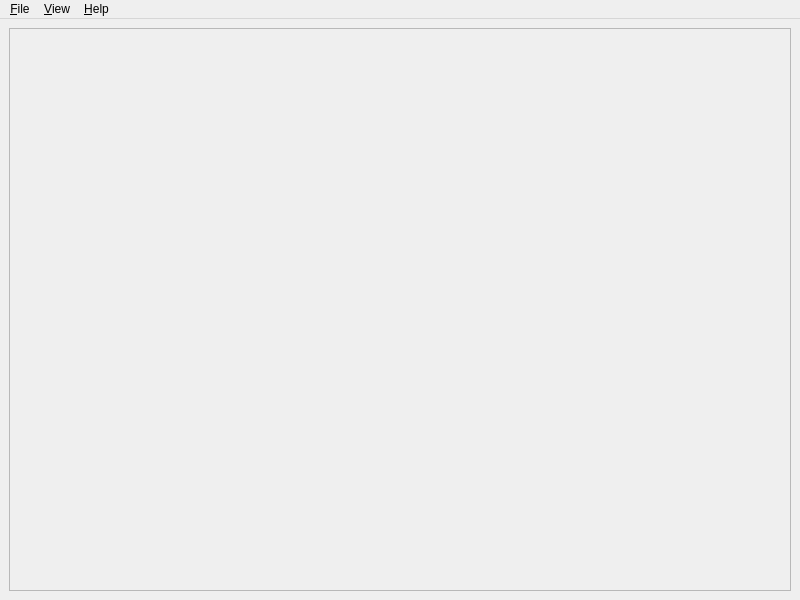
Before: the Qt Designer form imageViewer.ui in HustMLTeam/ML, drawn with Qt 5.
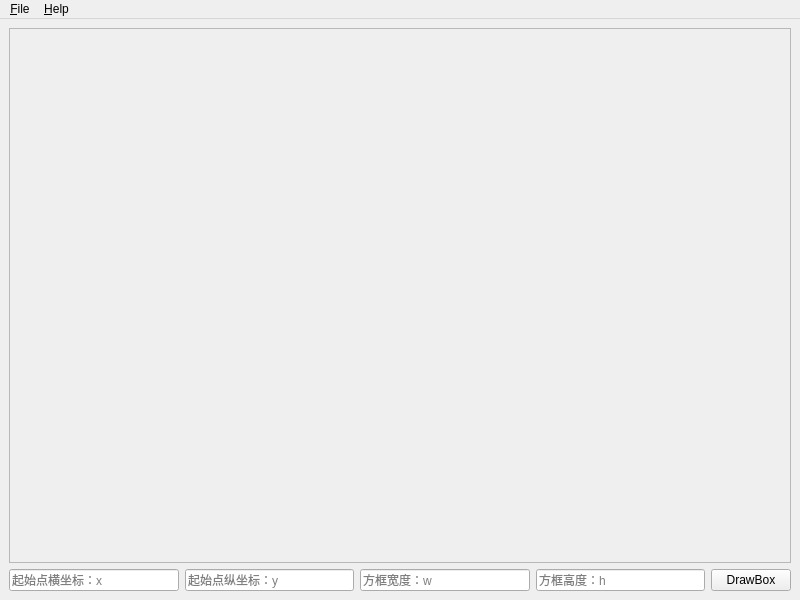
After: the same form once the commit is applied.

Commit message: Can draw box now

The edit to the form file:
```diff
--- a/imageViewer.ui
+++ b/imageViewer.ui
@@ -32,7 +32,7 @@
          <x>0</x>
          <y>0</y>
          <width>780</width>
-         <height>557</height>
+         <height>526</height>
         </rect>
        </property>
        <layout class="QGridLayout" name="gridLayout_2">
@@ -53,6 +53,45 @@
       </widget>
      </widget>
     </item>
+    <item row="1" column="0">
+     <layout class="QHBoxLayout" name="horizontalLayout">
+      <item>
+       <widget class="QLineEdit" name="line_x">
+        <property name="placeholderText">
+         <string>起始点横坐标：x</string>
+        </property>
+       </widget>
+      </item>
+      <item>
+       <widget class="QLineEdit" name="line_y">
+        <property name="placeholderText">
+         <string>起始点纵坐标：y</string>
+        </property>
+       </widget>
+      </item>
+      <item>
+       <widget class="QLineEdit" name="line_w">
+        <property name="placeholderText">
+         <string>方框宽度：w</string>
+        </property>
+       </widget>
+      </item>
+      <item>
+       <widget class="QLineEdit" name="line_h">
+        <property name="placeholderText">
+         <string>方框高度：h</string>
+        </property>
+       </widget>
+      </item>
+      <item>
+       <widget class="QPushButton" name="btnDrawBox">
+        <property name="text">
+         <string>DrawBox</string>
+        </property>
+       </widget>
+      </item>
+     </layout>
+    </item>
    </layout>
   </widget>
   <widget class="QMenuBar" name="menubar">
@@ -72,15 +111,6 @@
     <addaction name="separator"/>
     <addaction name="action_Exit"/>
    </widget>
-   <widget class="QMenu" name="menu_View">
-    <property name="title">
-     <string>&amp;View</string>
-    </property>
-    <addaction name="actionZoom_in"/>
-    <addaction name="actionZoom_out"/>
-    <addaction name="action_Normal_Size"/>
-    <addaction name="actionFit_to_Window"/>
-   </widget>
    <widget class="QMenu" name="menu_Help">
     <property name="title">
      <string>&amp;Help</string>
@@ -88,7 +118,6 @@
     <addaction name="action_About"/>
    </widget>
    <addaction name="menu_File"/>
-   <addaction name="menu_View"/>
    <addaction name="menu_Help"/>
   </widget>
   <action name="actionZoom_in">
```
Left out of the diff: 93 changed lines with no effect on the pictures. The commit also changes 2 other files.
